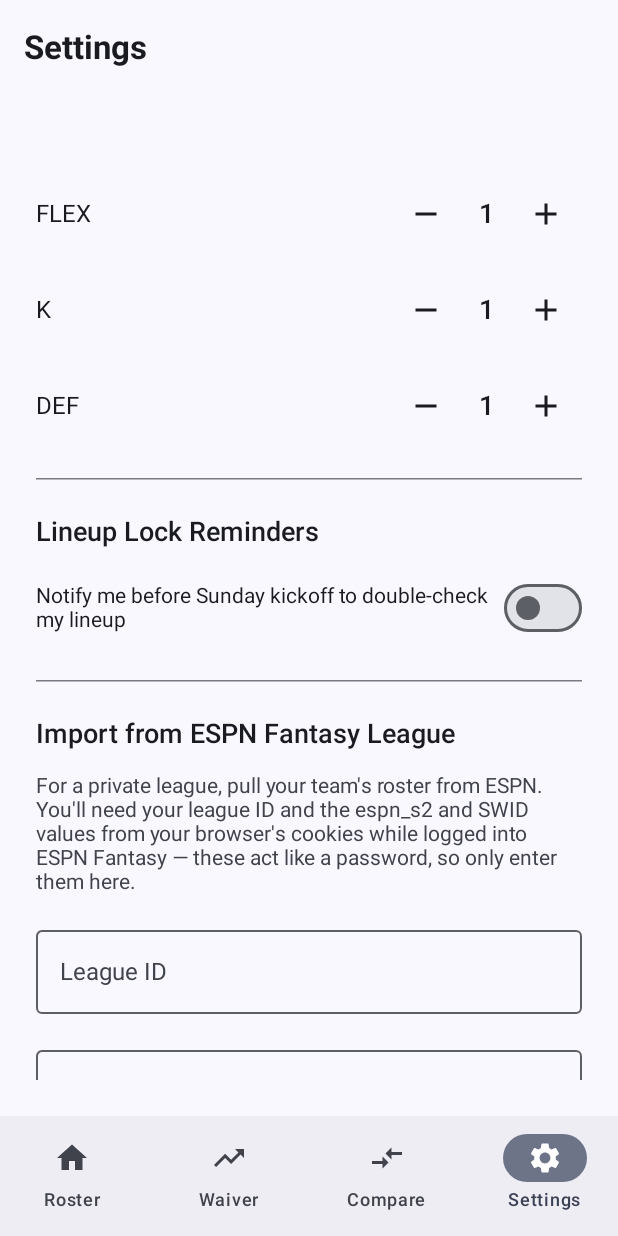
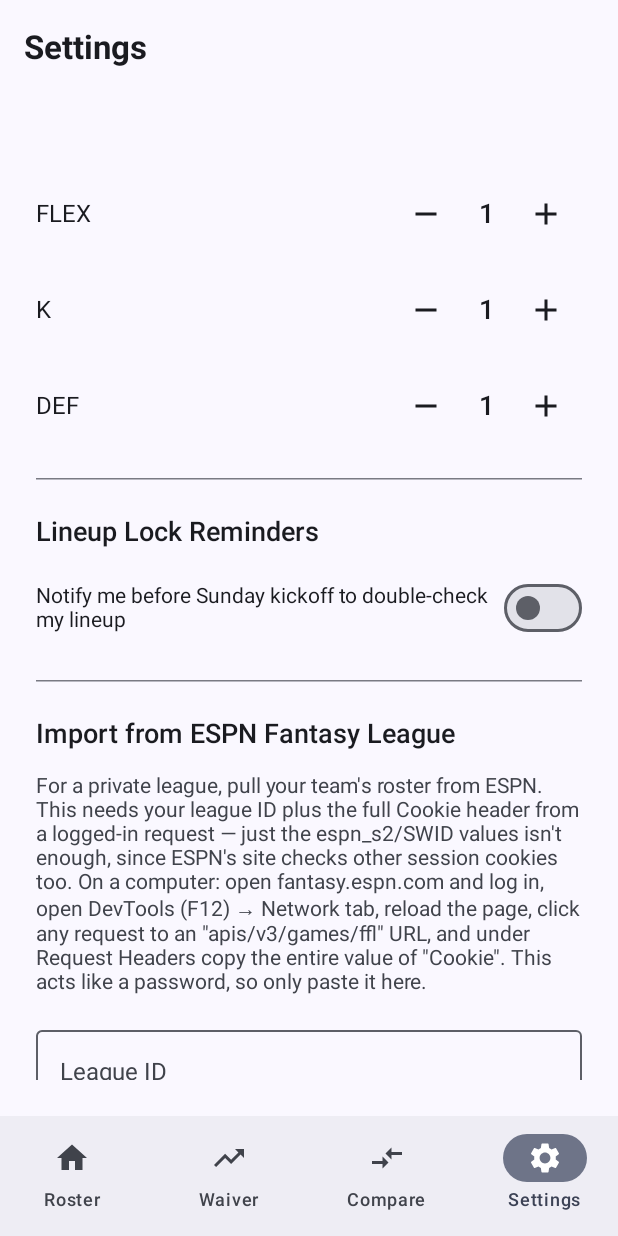
Before and after one commit to Palm9999/docs, an Android app built with Jetpack Compose: the screen it shows after launch (MainActivity), item 4 of the bottom bar chosen, scrolled down 884 dp, on a phone screen of 412 x 824 dp. Run offline under Robolectric (Android 15) with nearby library versions, the phone set to English and light mode, and no system bars; our stand-ins replace Dagger/Hilt's generated code, Room's generated code; libraries missing offline, so code that uses them is left out: com.jakewharton.retrofit2.

Commit message:
Use the full Cookie header for ESPN import instead of just espn_s2/SWID
Diagnostics showed ESPN's fantasy site returns an HTTP 202 bot-check
page instead of league JSON, even with valid espn_s2/SWID values sent
via a plain HTTP client (confirmed separately: browser navigation to
the same API URL only ever renders the SPA shell, logged in or not).
This points to bot-mitigation that also inspects other session cookies
a real browser sends automatically.

Replace the two named-cookie fields with a single field for the
entire Cookie header value, copied from a real logged-in request's
Network tab in DevTools, so whatever additional cookies are needed
ride along automatically.

Co-Authored-By: Claude Sonnet 5 <noreply@anthropic.com>
Claude-Session: https://claude.ai/code/session_017xahFwHJx38thQetBQbB7C

```diff
--- a/app/src/main/java/com/sitorplay/app/data/repository/EspnImportRepository.kt
+++ b/app/src/main/java/com/sitorplay/app/data/repository/EspnImportRepository.kt
@@ -39,8 +39,8 @@ private val PRO_TEAM_ABBREVIATIONS = mapOf(
 )
 
 /**
- * Imports a roster from a *private* ESPN Fantasy league (requires the espn_s2/SWID cookies
- * from a logged-in browser session — ESPN has no public API for private leagues).
+ * Imports a roster from a *private* ESPN Fantasy league (requires the full Cookie header from
+ * a logged-in browser session — ESPN has no public API for private leagues).
  *
  * Players are matched against the existing Sleeper-backed [NflPlayerDao] cache by name so the
  * imported roster keeps live-syncing projections/opponents/injury status afterward, the same
@@ -83,7 +83,7 @@ class EspnImportRepository @Inject constructor(
     private suspend fun fetchLeague(credentials: EspnCredentials) = espnFantasyApi.getLeague(
         season = credentials.season.trim().toInt(),
         leagueId = credentials.leagueId.trim().toLong(),
-        cookie = "espn_s2=${credentials.espnS2.trim()}; SWID=${credentials.swid.trim()}"
+        cookie = credentials.cookieHeader.trim()
     )
 
     private suspend fun mapEntry(entry: EspnRosterEntryDto): Player {
--- a/app/src/main/java/com/sitorplay/app/data/settings/AppSettingsRepository.kt
+++ b/app/src/main/java/com/sitorplay/app/data/settings/AppSettingsRepository.kt
@@ -23,8 +23,7 @@ private const val KEY_LINEUP_DEF = "lineup_def"
 private const val KEY_LOCK_REMINDERS_ENABLED = "lock_reminders_enabled"
 private const val KEY_ESPN_LEAGUE_ID = "espn_league_id"
 private const val KEY_ESPN_SEASON = "espn_season"
-private const val KEY_ESPN_S2 = "espn_s2"
-private const val KEY_ESPN_SWID = "espn_swid"
+private const val KEY_ESPN_COOKIE_HEADER = "espn_cookie_header"
 
 /** Small preference-backed settings shared across the app. */
 @Singleton
@@ -81,13 +80,12 @@ class AppSettingsRepository @Inject constructor(
         _lockRemindersEnabled.value = enabled
     }
 
-    /** Remembered so a re-import doesn't require retyping the espn_s2/SWID cookie values. */
+    /** Remembered so a re-import doesn't require retyping the ESPN cookie header. */
     fun setEspnCredentials(credentials: EspnCredentials) {
         preferences.edit {
             putString(KEY_ESPN_LEAGUE_ID, credentials.leagueId)
             putString(KEY_ESPN_SEASON, credentials.season)
-            putString(KEY_ESPN_S2, credentials.espnS2)
-            putString(KEY_ESPN_SWID, credentials.swid)
+            putString(KEY_ESPN_COOKIE_HEADER, credentials.cookieHeader)
         }
         _espnCredentials.value = credentials
     }
@@ -95,9 +93,8 @@ class AppSettingsRepository @Inject constructor(
     private fun readEspnCredentials(): EspnCredentials? {
         val leagueId = preferences.getString(KEY_ESPN_LEAGUE_ID, null) ?: return null
         val season = preferences.getString(KEY_ESPN_SEASON, null) ?: return null
-        val espnS2 = preferences.getString(KEY_ESPN_S2, null) ?: return null
-        val swid = preferences.getString(KEY_ESPN_SWID, null) ?: return null
-        return EspnCredentials(leagueId, season, espnS2, swid)
+        val cookieHeader = preferences.getString(KEY_ESPN_COOKIE_HEADER, null) ?: return null
+        return EspnCredentials(leagueId, season, cookieHeader)
     }
 
     private fun readScoringFormat(): ScoringFormat {
--- a/app/src/main/java/com/sitorplay/app/ui/settings/SettingsScreen.kt
+++ b/app/src/main/java/com/sitorplay/app/ui/settings/SettingsScreen.kt
@@ -229,9 +229,13 @@ fun SettingsScreen(
 private fun EspnImportSection(state: EspnImportUiState, viewModel: EspnImportViewModel) {
     Text("Import from ESPN Fantasy League", style = MaterialTheme.typography.titleMedium)
     Text(
-        "For a private league, pull your team's roster from ESPN. You'll need your league ID " +
-            "and the espn_s2 and SWID values from your browser's cookies while logged into ESPN " +
-            "Fantasy — these act like a password, so only enter them here.",
+        "For a private league, pull your team's roster from ESPN. This needs your league ID " +
+            "plus the full Cookie header from a logged-in request — just the espn_s2/SWID " +
+            "values isn't enough, since ESPN's site checks other session cookies too. On a " +
+            "computer: open fantasy.espn.com and log in, open DevTools (F12) → Network tab, " +
+            "reload the page, click any request to an \"apis/v3/games/ffl\" URL, and under " +
+            "Request Headers copy the entire value of \"Cookie\". This acts like a password, so " +
+            "only paste it here.",
         style = MaterialTheme.typography.bodyMedium,
         color = MaterialTheme.colorScheme.onSurfaceVariant
     )
@@ -245,22 +249,15 @@ private fun EspnImportSection(state: EspnImportUiState, viewModel: EspnImportVie
     OutlinedTextField(
         value = state.season,
         onValueChange = viewModel::updateSeason,
-        label = { Text("Season (e.g. 2025)") },
+        label = { Text("Season (e.g. 2026)") },
         singleLine = true,
         modifier = Modifier.fillMaxWidth()
     )
     OutlinedTextField(
-        value = state.espnS2,
-        onValueChange = viewModel::updateEspnS2,
-        label = { Text("espn_s2 cookie value") },
-        singleLine = true,
-        modifier = Modifier.fillMaxWidth()
-    )
-    OutlinedTextField(
-        value = state.swid,
-        onValueChange = viewModel::updateSwid,
-        label = { Text("SWID cookie value") },
-        singleLine = true,
+        value = state.cookieHeader,
+        onValueChange = viewModel::updateCookieHeader,
+        label = { Text("Cookie header") },
+        minLines = 3,
         modifier = Modifier.fillMaxWidth()
     )
     Button(onClick = viewModel::fetchTeams, enabled = !state.isLoading) {
```
Also changed, not shown: app/src/main/java/com/sitorplay/app/domain/model/EspnImport.kt (+8 -3 lines), app/src/main/java/com/sitorplay/app/ui/settings/EspnImportViewModel.kt (+18 -25 lines).
